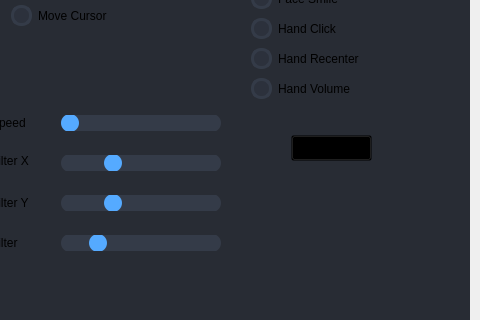
Before: the Qt Designer form ui/main_imbunatatit.ui in Radu101199/CamControl-Controlul-Gestual-al-Dispozitivelor, drawn with Qt 5; both pictures show x 524 to 1004 and y 185 to 505 of the 1004 by 720 pixel window.
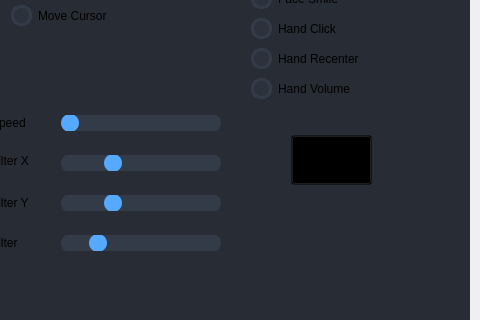
After: the same form once the commit is applied. The open tabs and pages were chosen to show the change. Icons and pictures are not drawn.

```diff
--- a/ui/main_imbunatatit.ui
+++ b/ui/main_imbunatatit.ui
@@ -1439,9 +1439,12 @@
                       <x>730</x>
                       <y>240</y>
                       <width>81</width>
-                      <height>26</height>
+                      <height>50</height>
                      </rect>
                     </property>
+                    <property name="styleSheet">
+                     <string notr="true">QPushButton: rgb(76, 90, 255)</string>
+                    </property>
                     <property name="text">
                      <string>Recalibrate</string>
                     </property>
```
Left out of the diff: 2 changed lines with no effect on the pictures.
